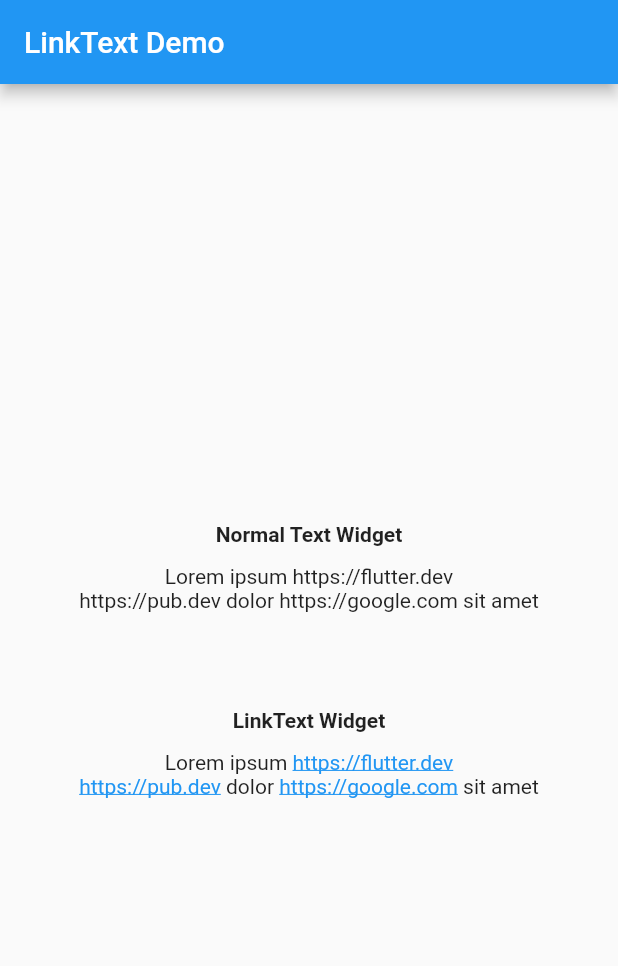
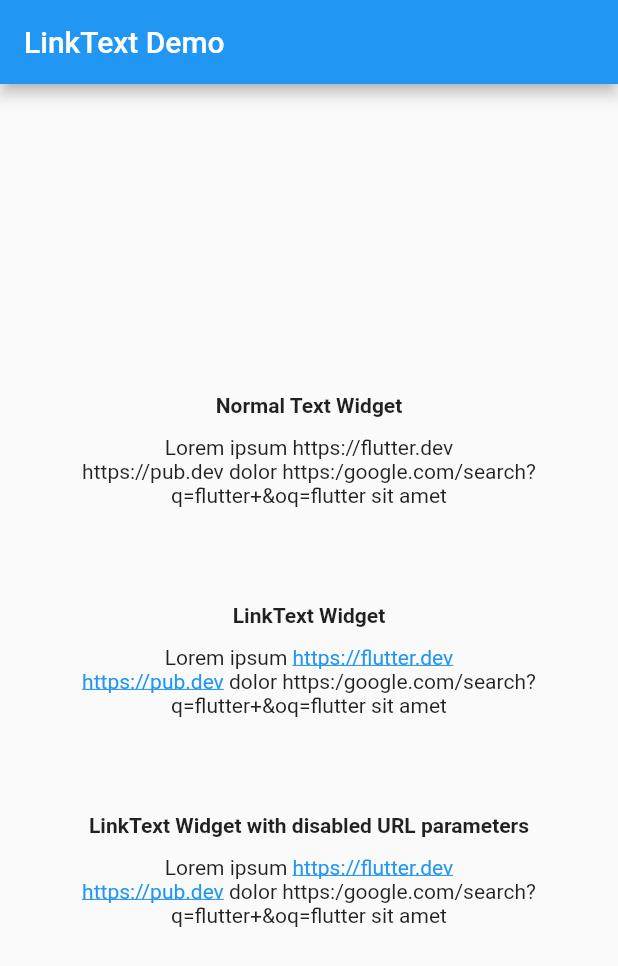
Before and after one commit to aleksanderwozniak/link_text, a Flutter app: the screen it shows after launch, on a phone screen of 412 x 824 dp. Shown: the top 966 px of the screen. Run offline on Flutter 3.47's test engine with Material 2 defaults, Android fonts, the phone set to English and light mode, and no system bars.

Commit message:
Added possibility to cut off all parameters of an URL (#5)

```diff
--- a/example/lib/main.dart
+++ b/example/lib/main.dart
@@ -30,7 +30,7 @@ class MyHomePage extends StatefulWidget {
 
 class _MyHomePageState extends State<MyHomePage> {
   final String _text =
-      'Lorem ipsum https://flutter.dev\nhttps://pub.dev dolor https://google.com sit amet';
+      'Lorem ipsum https://flutter.dev\nhttps://pub.dev dolor https:/google.com/search?q=flutter+&oq=flutter sit amet';
 
   @override
   Widget build(BuildContext context) {
@@ -48,6 +48,8 @@ class _MyHomePageState extends State<MyHomePage> {
               _buildNormalText(),
               const SizedBox(height: 64.0),
               _buildLinkText(),
+              const SizedBox(height: 64.0),
+              _buildLinkTextShortened(),
               const SizedBox(height: 24.0),
             ],
           ),
@@ -85,4 +87,19 @@ class _MyHomePageState extends State<MyHomePage> {
       ],
     );
   }
+
+  Widget _buildLinkTextShortened() {
+    return Column(
+      mainAxisSize: MainAxisSize.min,
+      children: <Widget>[
+        Text(
+          'LinkText Widget with disabled URL parameters',
+          textAlign: TextAlign.center,
+          style: TextStyle().copyWith(fontWeight: FontWeight.bold),
+        ),
+        const SizedBox(height: 12.0),
+        LinkText(text: _text, textAlign: TextAlign.center, shouldTrimParams: true,),
+      ],
+    );
+  }
 }
--- a/lib/link_text.dart
+++ b/lib/link_text.dart
@@ -22,6 +22,11 @@ class LinkText extends StatefulWidget {
   /// Determines how the text is aligned.
   final TextAlign textAlign;
 
+  /// If true, this will cut off all visible links after '?'.
+  /// This is only for better readability. When executing the url
+  /// the link with all params stays the same.
+  final bool shouldTrimParams;
+
   /// Overrides default behavior when tapping on links.
   /// Provides the url that was tapped.
   final void Function(String url) onLinkTap;
@@ -33,6 +38,7 @@ class LinkText extends StatefulWidget {
     this.textStyle,
     this.linkStyle,
     this.textAlign = TextAlign.start,
+    this.shouldTrimParams = false,
     this.onLinkTap,
   })  : assert(text != null),
         super(key: key);
@@ -45,6 +51,8 @@ class _LinkTextState extends State<LinkText> {
   List<TapGestureRecognizer> _gestureRecognizers;
   final RegExp _regex = RegExp(
       r"https?:\/\/(www\.)?[-a-zA-Z0-9@:%.,_\+~#=]{1,256}\.[a-zA-Z0-9()]{1,6}\b([-a-zA-Z0-9()@:%_\,+.~#?&//=]*)");
+
+  final _shortenRegex = RegExp(r"(.*)\?");
 
   @override
   void initState() {
@@ -96,13 +104,19 @@ class _LinkTextState extends State<LinkText> {
 
       if (i < links.length) {
         final link = links.elementAt(i).group(0);
+        var newLinkText;
+
         final recognizer = TapGestureRecognizer()
           ..onTap = () => _launchUrl(link);
+
+        if (widget.shouldTrimParams) {
+          newLinkText = _shortenRegex.firstMatch(link)?.group(1);
+        }
 
         _gestureRecognizers.add(recognizer);
         textSpans.add(
           TextSpan(
-            text: link,
+            text: newLinkText ?? link,
             style: linkStyle,
             recognizer: recognizer,
           ),
```
